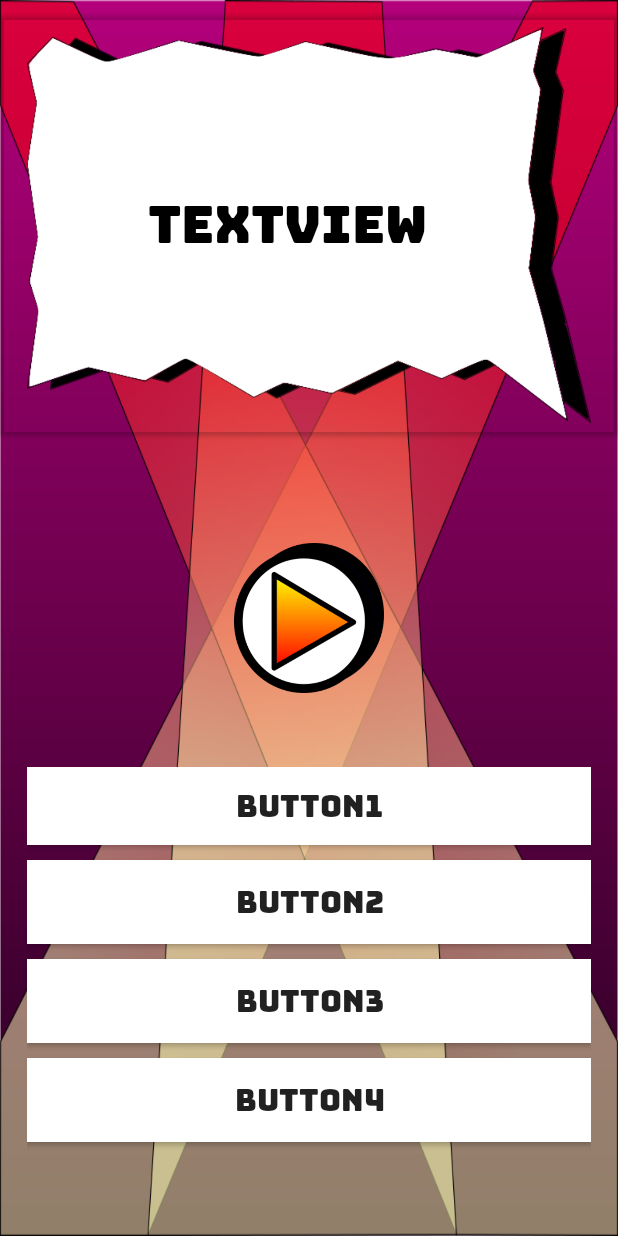
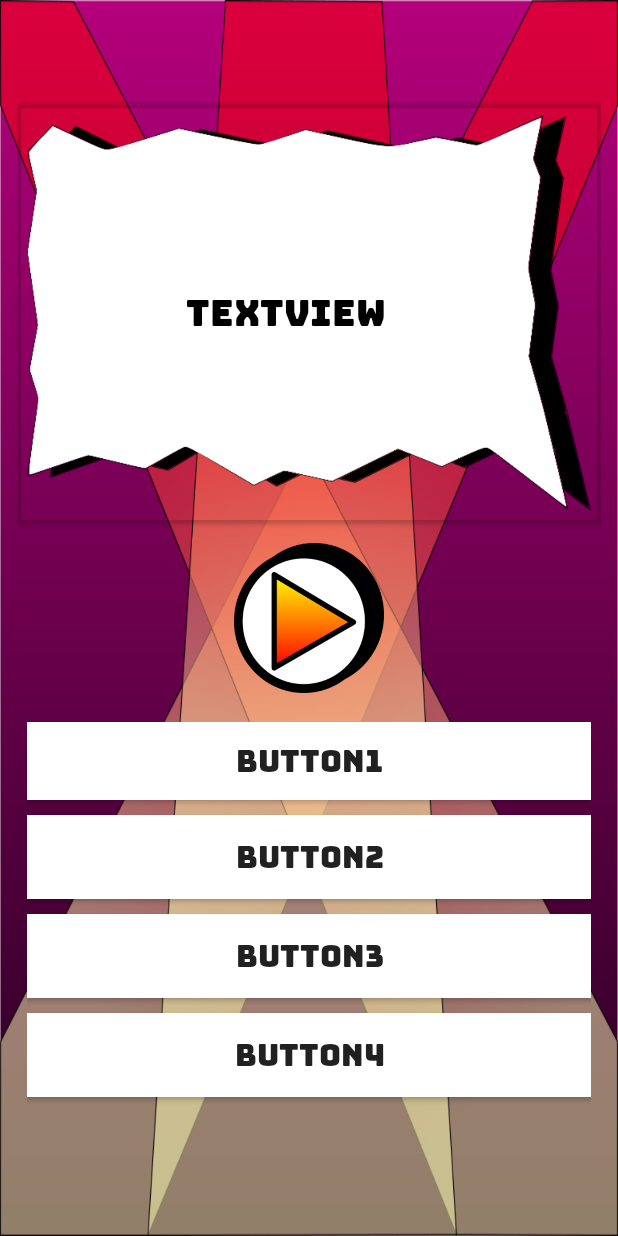
Before and after one commit to sourdonny/Practica2_DADM, an Android app: the fragment PreguntaAudio placed in its activity, on a phone screen of 412 x 824 dp. Run offline under Robolectric (Android 15) with nearby library versions, the phone set to English and light mode, and no system bars; our stand-ins replace Room's generated code; 4 statements that could not run were skipped.

Commit message:
posicion botones

```diff
--- a/app/src/main/res/layout/activity_pregunta.xml
+++ b/app/src/main/res/layout/activity_pregunta.xml
@@ -9,6 +9,10 @@
 
     <FrameLayout
         android:id="@+id/preguntaFrameLayout"
-        android:layout_width="match_parent"
-        android:layout_height="match_parent"/>
+        android:layout_width="389dp"
+        android:layout_height="707dp"
+        app:layout_constraintBottom_toBottomOf="parent"
+        app:layout_constraintEnd_toEndOf="parent"
+        app:layout_constraintStart_toStartOf="parent"
+        app:layout_constraintTop_toTopOf="parent" />
 </androidx.constraintlayout.widget.ConstraintLayout>
--- a/app/src/main/res/layout/fragment_pregunta_audio.xml
+++ b/app/src/main/res/layout/fragment_pregunta_audio.xml
@@ -26,14 +26,15 @@
 
             <TextView
                 android:id="@+id/tituloTextView"
-                android:layout_width="wrap_content"
-                android:layout_height="wrap_content"
+                android:layout_width="306dp"
+                android:layout_height="172dp"
                 android:layout_gravity="center"
                 android:fontFamily="@font/bungee"
+                android:gravity="center"
                 android:text="TextView"
                 android:textAlignment="center"
                 android:textColor="#000000"
-                android:textSize="34sp"
+                android:textSize="24sp"
                 android:translationX="-15dp" />
 
         </androidx.cardview.widget.CardView>
@@ -43,7 +44,7 @@
             android:layout_height="261dp"
             android:layout_gravity="center"
             android:translationX="0dp"
-            android:translationY="230dp">
+            android:translationY="200dp">
 
             <Button
                 android:id="@+id/respuesta1Button"
--- a/app/src/main/res/layout/fragment_pregunta_texto.xml
+++ b/app/src/main/res/layout/fragment_pregunta_texto.xml
@@ -13,8 +13,8 @@
 
         <ImageView
             android:id="@+id/personajeImageView"
-            android:layout_width="150dp"
-            android:layout_height="150dp"
+            android:layout_width="100dp"
+            android:layout_height="100dp"
             android:layout_gravity="center"
             android:src="@drawable/whitesquare" />
 
@@ -52,7 +52,7 @@
             android:layout_height="261dp"
             android:layout_gravity="center"
             android:translationX="0dp"
-            android:translationY="215dp">
+            android:translationY="200dp">
 
             <Button
                 android:id="@+id/respuesta1Button"
```
